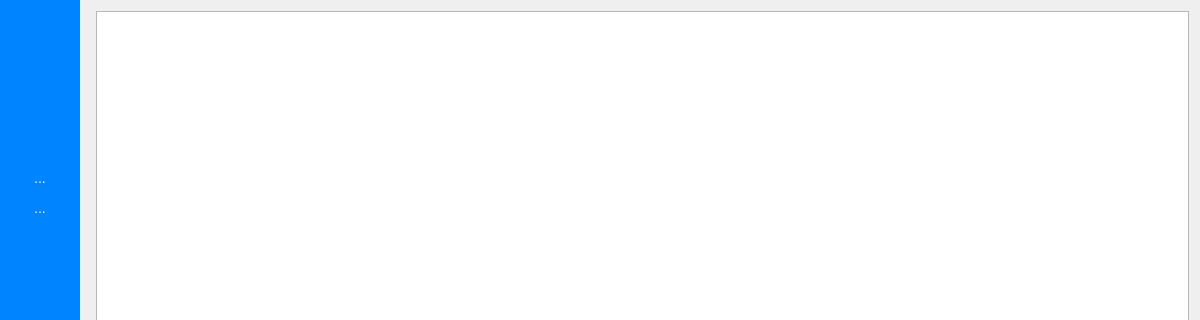
Qt form MainWindow.ui (deltaxrobot/Delta-X-Software) before a commit; both pictures show x 0 to 1200 and y 0 to 320 of the 1200 by 700 pixel window.
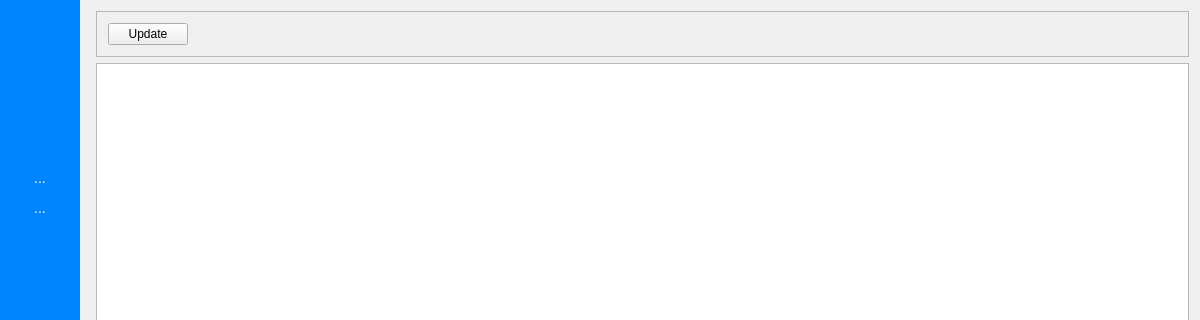
The same form after that commit. Icons and pictures are not drawn.

The edit to the form file:
```diff
--- a/MainWindow.ui
+++ b/MainWindow.ui
@@ -676,6 +676,44 @@
               <string notr="true"/>
              </property>
              <layout class="QVBoxLayout" name="verticalLayout_4">
+              <item>
+               <widget class="QFrame" name="frame_4">
+                <property name="minimumSize">
+                 <size>
+                  <width>0</width>
+                  <height>25</height>
+                 </size>
+                </property>
+                <property name="frameShape">
+                 <enum>QFrame::StyledPanel</enum>
+                </property>
+                <property name="frameShadow">
+                 <enum>QFrame::Raised</enum>
+                </property>
+                <layout class="QHBoxLayout" name="horizontalLayout_14">
+                 <item>
+                  <widget class="QPushButton" name="pbUpdateVarDisplay">
+                   <property name="text">
+                    <string>Update</string>
+                   </property>
+                  </widget>
+                 </item>
+                 <item>
+                  <spacer name="horizontalSpacer_7">
+                   <property name="orientation">
+                    <enum>Qt::Horizontal</enum>
+                   </property>
+                   <property name="sizeHint" stdset="0">
+                    <size>
+                     <width>40</width>
+                     <height>20</height>
+                    </size>
+                   </property>
+                  </spacer>
+                 </item>
+                </layout>
+               </widget>
+              </item>
               <item>
                <widget class="QTreeView" name="tvVariables"/>
               </item>
```
Left out of the diff: 4 changed lines with no effect on the pictures.
